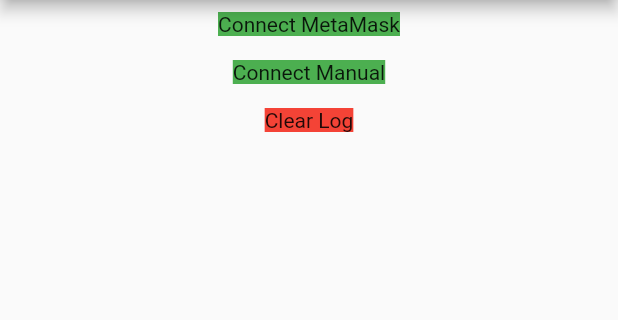
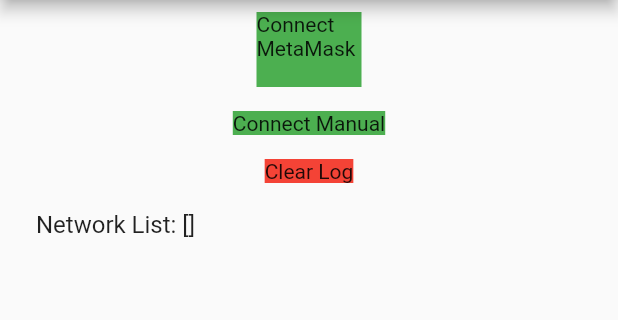
Before and after one commit to pokemonni01/flutter_web3_test, a Flutter app: the screen it shows after launch, after a tap on "Connect MetaMask", on a phone screen of 412 x 824 dp, the part 84-404 px from its top. Run offline on Flutter 3.47's test engine with Material 2 defaults, Android fonts, the phone set to English and light mode, and no system bars; our stand-ins replace get, sqflite; missing offline and left inert: http_interceptor, web3dart; accounts and stored records are empty; statements that could not run were skipped.

Commit message:
finish data source

```diff
--- a/lib/main.dart
+++ b/lib/main.dart
@@ -1,4 +1,5 @@
 import 'package:flutter/material.dart';
+import 'package:fluttert_web3_test/src/core/database/database_manager.dart';
 import 'package:fluttert_web3_test/src/presentation/home_page.dart';
 import 'package:get/get.dart';
 
@@ -6,6 +7,8 @@ import 'src/core/locator.dart';
 
 void main() {
   setupLocator();
+  DatabaseManager databaseManager = Get.find();
+  databaseManager.initialDatabase();
   runApp(const MyApp());
 }
 
--- /dev/null
+++ b/lib/src/core/database/database_manager.dart
@@ -0,0 +1,53 @@
+import 'package:flutter/widgets.dart';
+import 'package:path/path.dart';
+import 'package:sqflite/sqflite.dart';
+
+import 'database_sql_command.dart';
+
+const String _databaseFileName = "crypto_currency.db";
+
+abstract class DatabaseManager {
+
+  void initialDatabase();
+
+  Future<void> insert(String table, Map<String, Object?> values);
+
+  Future<List<Map<String, dynamic>>?> query(String table);
+}
+
+class DatabaseManagerImpl extends DatabaseManager {
+
+  Future<Database>? _database;
+
+  @override
+  void initialDatabase() async {
+    WidgetsFlutterBinding.ensureInitialized();
+    getDatabase
+    _database = openDatabase(
+      _databaseFileName,
+      onCreate: (db, version) {
+        return db.execute(
+          DatabaseSql.createNetworkTable +
+          DatabaseSql.insertEthMainNetToNetworkTable,
+        );
+      },
+      version: 1,
+    );
+  }
+
+  @override
+  Future<void> insert(String table, Map<String, Object?> values) async {
+    final db = await _database;
+    await db?.insert(
+      table,
+      values,
+      conflictAlgorithm: ConflictAlgorithm.replace,
+    );
+  }
+
+  @override
+  Future<List<Map<String, dynamic>>?> query(String table) async {
+    final db = await _database;
+    return await db?.query(table);
+  }
+}
--- /dev/null
+++ b/lib/src/core/database/database_sql_command.dart
@@ -0,0 +1,34 @@
+class DatabaseSql {
+  DatabaseSql._();
+
+  static const networkTable = "network_table";
+
+  static const createNetworkTable = "CREATE TABLE $networkTable"
+      "("
+      "network_id                  TEXT NOT NULL,"
+      "network_name                TEXT NOT NULL,"
+      "network_rpc_url             TEXT NOT NULL,"
+      "network_symbol              TEXT NOT NULL,"
+      "network_block_explorer_url  TEXT NULL,"
+      "network_chain_id            INTEGER NULL"
+      ");";
+
+  static const insertEthMainNetToNetworkTable = "INSERT INTO $networkTable"
+      "("
+      "network_id,"
+      "network_name,"
+      "network_rpc_url,"
+      "network_symbol,"
+      "network_block_explorer_url,"
+      "network_chain_id"
+      ")"
+      "VALUES"
+      "("
+      "'NT001',"
+      "'Ethereum Mainnet',"
+      "'https://mainnet.infura.io/v3/9aa3d95b3bc440fa88ea12eaa4456161',"
+      "'ETH',"
+      "'https://etherscan.io',"
+      "1,"
+      ")";
+}
--- a/lib/src/core/locator.dart
+++ b/lib/src/core/locator.dart
@@ -1,10 +1,30 @@
 
+import 'package:fluttert_web3_test/src/core/database/database_manager.dart';
+import 'package:fluttert_web3_test/src/data/network/local/network_database.dart';
+import 'package:fluttert_web3_test/src/data/network/network_repository.dart';
+import 'package:fluttert_web3_test/src/domain/network/add_network_use_case.dart';
+import 'package:fluttert_web3_test/src/domain/network/get_all_network_use_case.dart';
+import 'package:fluttert_web3_test/src/presentation/home_controller.dart';
 import 'package:get/get.dart';
 import 'package:http_interceptor/http/intercepted_client.dart';
 
 import 'logger_interceptor.dart';
 
 void setupLocator() {
+  // Database
+  Get.put<DatabaseManager>(DatabaseManagerImpl());
+  Get.put<NetworkDatabase>(NetworkDatabaseImpl(Get.find()));
+
   // Api Client
   Get.put<InterceptedClient>(InterceptedClient.build(interceptors: [LoggerInterceptor()]));
+
+  // Repository
+  Get.put<NetworkRepository>(NetworkRepositoryImpl(Get.find()));
+
+  // Use Case
+  Get.put(GetAllNetworkUseCase(Get.find()));
+  Get.put(AddNetworkUseCase(Get.find()));
+
+  // Controller
+  Get.put(HomeController(Get.find(), Get.find()));
 }
--- /dev/null
+++ b/lib/src/data/network/local/network_database.dart
@@ -0,0 +1,29 @@
+import 'package:fluttert_web3_test/src/core/database/database_manager.dart';
+import 'package:fluttert_web3_test/src/core/database/database_sql_command.dart';
+import 'package:fluttert_web3_test/src/data/network/local/entity/network_entity.dart';
+import 'package:fluttert_web3_test/src/util/extension/map_entity_parser_extension.dart';
+
+abstract class NetworkDatabase {
+
+  Future<List<NetworkEntity>> getAll();
+
+  Future<void> put(NetworkEntity entity);
+}
+
+class NetworkDatabaseImpl extends NetworkDatabase {
+
+  NetworkDatabaseImpl(this.databaseManager);
+
+  final DatabaseManager databaseManager;
+
+  @override
+  Future<List<NetworkEntity>> getAll() async {
+    List<Map<String, dynamic>>? result = await databaseManager.query(DatabaseSql.networkTable) ?? [];
+    return result.map((e) => e.toNetworkEntity()).toList();
+  }
+
+  @override
+  Future<void> put(NetworkEntity entity) async {
+    return await databaseManager.insert(DatabaseSql.networkTable, entity.toMap());
+  }
+}
--- /dev/null
+++ b/lib/src/data/network/network_repository.dart
@@ -0,0 +1,29 @@
+import 'package:fluttert_web3_test/src/data/network/local/network_database.dart';
+
+import 'local/entity/network_entity.dart';
+
+abstract class NetworkRepository {
+
+  Future<List<NetworkEntity>> getAllNetwork();
+
+  Future<void> addNetwork(NetworkEntity entity);
+
+}
+
+class NetworkRepositoryImpl extends NetworkRepository {
+
+  NetworkRepositoryImpl(this._networkDatabase);
+
+  final NetworkDatabase _networkDatabase;
+
+  @override
+  Future<List<NetworkEntity>> getAllNetwork() {
+    return _networkDatabase.getAll();
+  }
+
+  @override
+  Future<void> addNetwork(NetworkEntity entity) {
+    return _networkDatabase.put(entity);
+  }
+
+}
--- /dev/null
+++ b/lib/src/domain/network/add_network_use_case.dart
@@ -0,0 +1,20 @@
+import 'package:fluttert_web3_test/src/data/network/local/entity/network_entity.dart';
+import 'package:fluttert_web3_test/src/data/network/network_repository.dart';
+
+import 'network_model.dart';
+
+class AddNetworkUseCase {
+  AddNetworkUseCase(this._networkRepository);
+
+  final NetworkRepository _networkRepository;
+
+  Future<void> invoke(NetworkModel networkModel) async {
+    return await _networkRepository.addNetwork(NetworkEntity(
+        id: networkModel.id,
+        name: networkModel.name,
+        rpcUrl: networkModel.rpcUrl,
+        symbol: networkModel.symbol,
+        blockExplorerUrl: networkModel.blockExplorerUrl,
+        chainID: networkModel.chainID));
+  }
+}
--- /dev/null
+++ b/lib/src/domain/network/get_all_network_use_case.dart
@@ -0,0 +1,20 @@
+import 'package:fluttert_web3_test/src/data/network/network_repository.dart';
+import 'package:fluttert_web3_test/src/domain/network/network_model.dart';
+
+class GetAllNetworkUseCase {
+  GetAllNetworkUseCase(this._networkRepository);
+
+  final NetworkRepository _networkRepository;
+
+  Future<List<NetworkModel>> invoke() async {
+    return (await _networkRepository.getAllNetwork())
+        .map((e) => NetworkModel(
+            id: e.id,
+            name: e.name,
+            rpcUrl: e.rpcUrl,
+            symbol: e.symbol,
+            blockExplorerUrl: e.blockExplorerUrl,
+            chainID: e.chainID))
+        .toList();
+  }
+}
--- /dev/null
+++ b/lib/src/domain/network/network_model.dart
@@ -0,0 +1,16 @@
+class NetworkModel{
+  NetworkModel(
+      {required this.id,
+      required this.name,
+      required this.rpcUrl,
+      required this.symbol,
+      this.blockExplorerUrl,
+      this.chainID});
+
+  String id;
+  String name;
+  String rpcUrl;
+  String symbol;
+  String? blockExplorerUrl;
+  int? chainID;
+}
--- a/lib/src/presentation/home_controller.dart
+++ b/lib/src/presentation/home_controller.dart
@@ -1,6 +1,9 @@
 import 'dart:convert';
 import 'dart:typed_data';
 
+import 'package:fluttert_web3_test/src/domain/network/add_network_use_case.dart';
+import 'package:fluttert_web3_test/src/domain/network/get_all_network_use_case.dart';
+import 'package:fluttert_web3_test/src/domain/network/network_model.dart';
 import 'package:get/get.dart';
 import 'package:http/http.dart';
 import 'package:http_interceptor/http/intercepted_client.dart';
@@ -8,6 +11,11 @@ import 'package:web3dart/credentials.dart';
 import 'package:web3dart/web3dart.dart';
 
 class HomeController extends GetxController {
+
+  HomeController(this._getAllNetworkUseCase, this._addNetworkUseCase);
+
+  final GetAllNetworkUseCase _getAllNetworkUseCase;
+  final AddNetworkUseCase _addNetworkUseCase;
 
   final _bscUrl = "https://bsc-dataseed.binance.org/";
   final _bscUrl2 = "https://bsc-dataseed1.binance.org:443";
@@ -25,7 +33,7 @@ class HomeController extends GetxController {
 
   @override
   void onReady() {
-    connect();
+    getAllNetwork();
     super.onReady();
   }
 
@@ -37,6 +45,19 @@ class HomeController extends GetxController {
     EtherAmount balance = await ethClient.getBalance(EthereumAddress.fromHex(_whaleAddress));
     int networkId = await ethClient.getNetworkId();
     printUiLog("Balance: " + balance.getValueInUnit(EtherUnit.ether).toString());
+  }
+
+  void getAllNetwork() async {
+    printUiLog("Network List: ${await _getAllNetworkUseCase.invoke()}");
+  }
+
+  void addNetwork() async {
+    await _addNetworkUseCase.invoke(NetworkModel(
+      id: "NT001",
+      name: "THB Mainnet",
+      rpcUrl: "www.google.com",
+      symbol: "THB",
+    ));
   }
 
   void connectMetaMask() async {
--- a/lib/src/presentation/home_page.dart
+++ b/lib/src/presentation/home_page.dart
@@ -8,7 +8,7 @@ class HomePage extends StatelessWidget {
 
   @override
   Widget build(BuildContext context) {
-    HomeController controller = Get.put(HomeController());
+    HomeController controller = Get.find();
     return Scaffold(
       appBar: AppBar(
         centerTitle: true,
@@ -22,14 +22,19 @@ class HomePage extends StatelessWidget {
               children: [
                 InkWell(
                   onTap: () => {controller.connectMetaMask()},
-                  child: Container(color: Colors.green, child: Text("Connect MetaMask")),
+                  child: Container(
+                      width: 70,
+                      height: 50,
+                      color: Colors.green,
+                      child: Text("Connect MetaMask")),
                 ),
                 SizedBox(
                   height: 16.0,
                 ),
                 InkWell(
-                  onTap: () => {controller.connect()},
-                  child: Container(color: Colors.green, child: Text("Connect Manual")),
+                  onTap: () => {controller.getAllNetwork()},
+                  child: Container(
+                      color: Colors.green, child: Text("Connect Manual")),
                 ),
                 SizedBox(
                   height: 16.0,
--- /dev/null
+++ b/lib/src/util/extension/map_entity_parser_extension.dart
@@ -0,0 +1,14 @@
+import 'package:fluttert_web3_test/src/data/network/local/entity/network_entity.dart';
+
+extension MapEntityParserExtension on Map<String, dynamic> {
+  NetworkEntity toNetworkEntity() {
+    return NetworkEntity(
+      id: this['network_id'] ?? "",
+      name: this['network_name'] ?? "",
+      rpcUrl: this['network_rpc_url'] ?? "",
+      symbol: this['network_symbol'] ?? "",
+      blockExplorerUrl: this['network_block_explorer_url'],
+      chainID: this['network_chain_id'],
+    );
+  }
+}
--- a/pubspec.yaml
+++ b/pubspec.yaml
@@ -38,6 +38,8 @@ dependencies:
   get: ^4.3.8
   http: ^0.13.4
   http_interceptor: ^1.0.2
+  sqflite: ^2.0.0+4
+  path: ^1.8.0
 
 dev_dependencies:
   flutter_test:
```
Also changed, not shown: database.vuerd.json (added, +207 -0 lines), lib/src/data/network/local/entity/network_entity.dart (added, +32 -0 lines), 6 other files. Lines whose indentation alone changed are shown as unchanged.
